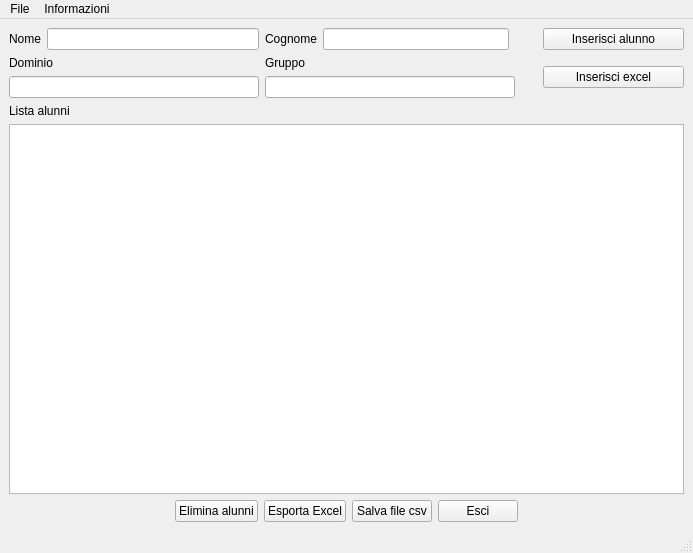
Before: the Qt Designer form src/mainwindow.ui in kratos83/UtentiGSuite, drawn with Qt 5.
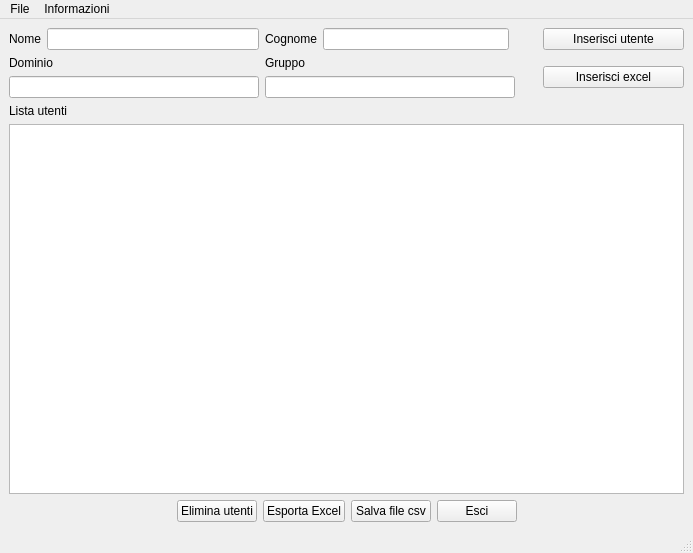
After: the same form once the commit is applied. Icons and pictures are not drawn.

Diff of the .ui file:
```diff
--- a/src/mainwindow.ui
+++ b/src/mainwindow.ui
@@ -73,7 +73,7 @@
          </size>
         </property>
         <property name="text">
-         <string>Inserisci alunno</string>
+         <string>Inserisci utente</string>
         </property>
         <property name="icon">
          <iconset resource="images.qrc">
@@ -185,7 +185,7 @@
       <item>
        <widget class="QLabel" name="label_4">
         <property name="text">
-         <string>Lista alunni</string>
+         <string>Lista utenti</string>
         </property>
        </widget>
       </item>
@@ -212,7 +212,7 @@
       <item>
        <widget class="QPushButton" name="pushButtonRemove">
         <property name="text">
-         <string>Elimina alunni</string>
+         <string>Elimina utenti</string>
         </property>
         <property name="icon">
          <iconset resource="images.qrc">
```
